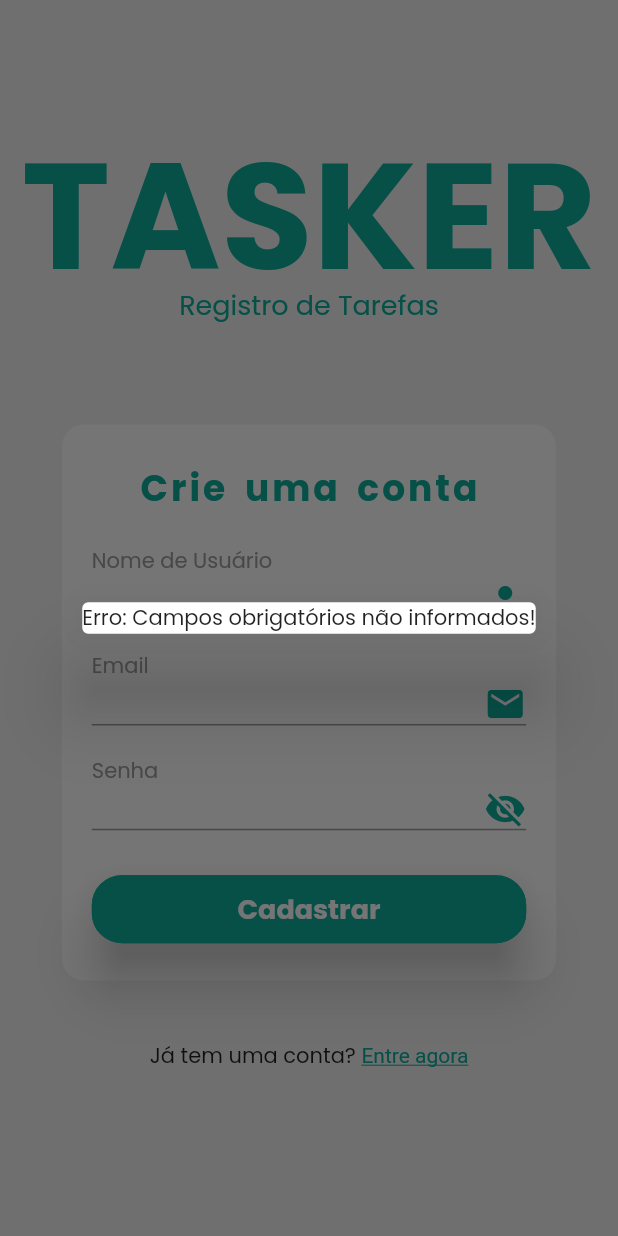
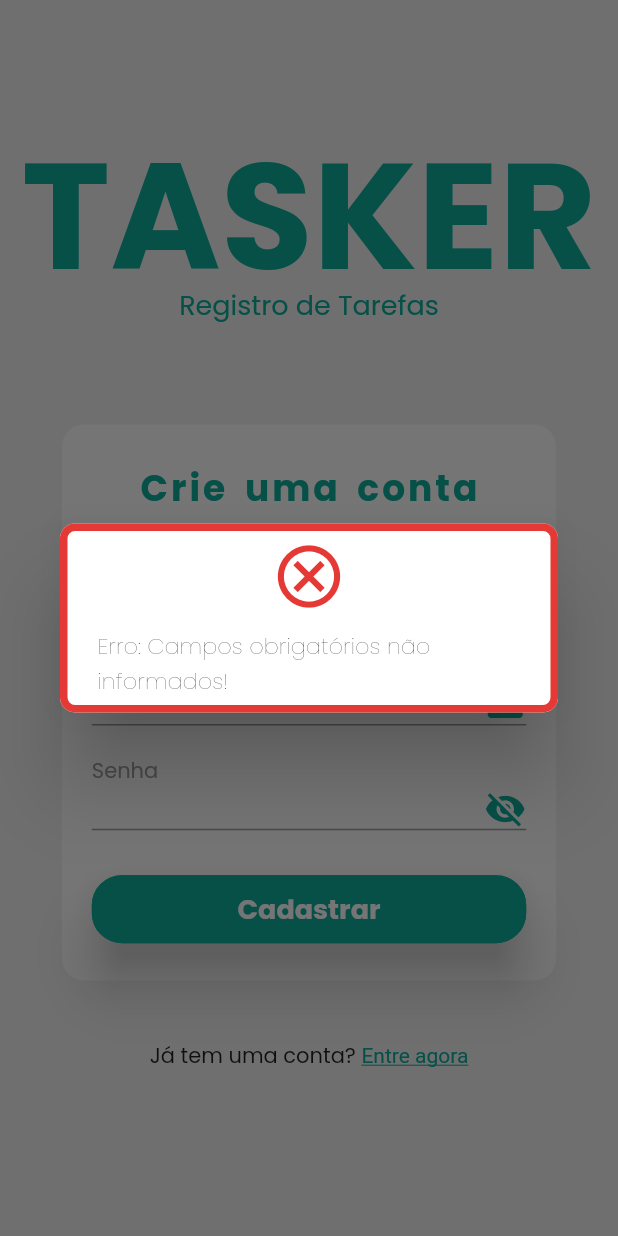
Before and after one commit to RafaMC03/Tasker, a Flutter app: the CadastroPage screen opened directly, after a tap on "Cadastrar", on a phone screen of 412 x 824 dp. Run offline on Flutter 3.47's test engine with Material 2 defaults, Android fonts, the phone set to English and light mode, and no system bars; our stand-ins replace bot_toast, firebase_auth, firebase_core, google_fonts, page_transition; accounts and stored records are empty.

Commit message:
Erros tela de cadastro

```diff
--- a/lib/modules/cadastro/controller/cadastro_controller.dart
+++ b/lib/modules/cadastro/controller/cadastro_controller.dart
@@ -7,24 +7,35 @@
   final email = TextEditingController();
   final senha = TextEditingController();
 
-  criarConta(VoidCallback sucesso,
-      Function(String e) erro) async {
+  criarConta(VoidCallback sucesso, Function(String e) erro) async {
     try {
-      var usuario = Usuario(
-        nome: nome.text.trim(),
-        email: email.text.trim()
-      );
+      var usuario = Usuario(nome: nome.text.trim(), email: email.text.trim());
       usuario.isValid();
 
       if (senha.text.isEmpty) {
         throw Exception('Campos obrigatórios não informados!');
       }
 
-      var result = await FirebaseAuth.instance
-          .createUserWithEmailAndPassword(email: email.text.trim(), password: senha.text);
+      var result = await FirebaseAuth.instance.createUserWithEmailAndPassword(
+          email: email.text.trim(), password: senha.text);
 
       if (result.user != null) {
-        await result.user!.updateDisplayName(nome.text).then((value) => sucesso());
+        await result.user!
+            .updateDisplayName(nome.text)
+            .then((value) => sucesso());
+      }
+    } on FirebaseAuthException catch (e) {
+      print(e.code);
+      switch (e.code) {
+        case "invalid-email":
+          erro("Email inválido");
+          break;
+        case "weak-password":
+          erro("Senha inválida/insegura");
+          break;
+        case "email-already-in-use":
+          erro("Esse email já está em uso");
+          break;
       }
     } catch (e) {
       print(e);
--- a/lib/modules/cadastro/pages/cadastro.dart
+++ b/lib/modules/cadastro/pages/cadastro.dart
@@ -2,7 +2,6 @@
 import 'package:flutter/material.dart';
 import 'package:page_transition/page_transition.dart';
 import 'package:tasker/modules/cadastro/controller/cadastro_controller.dart';
-import 'package:tasker/modules/index/pages/index.dart';
 import 'package:tasker/modules/login/pages/login.dart';
 import 'package:tasker/shared/components/botoes/botao_componente.dart';
 import 'package:tasker/shared/components/campo_form/campo_form_componente.dart';
@@ -15,7 +14,7 @@
 }
 
 class _CadastroPageState extends State<CadastroPage> {
-  CadastroController _controller = CadastroController();
+  final CadastroController _controller = CadastroController();
   @override
   Widget build(BuildContext context) {
     return GestureDetector(
@@ -108,20 +107,43 @@
                                 onPressed: () async {
                                   await _controller.criarConta(() {
                                     //TODO: Mudar rota
-                                    Navigator.pushReplacement(
+                                    Navigator.pop(
                                       context,
-                                        MaterialPageRoute(
-                                            builder: (context) =>
-                                                const LoginPage()));
-                                  }, (erro) {
+                                    );
+                                  }, (err) {
                                     showDialog(
                                       context: context,
                                       builder: (context) => Dialog(
+                                          shape: RoundedRectangleBorder(
+                                              borderRadius:
+                                                  BorderRadius.circular(10)),
+                                          child: Container(
+                                            padding: const EdgeInsets.symmetric(
+                                                horizontal: 20, vertical: 5),
+                                            decoration: BoxDecoration(
+                                                border: Border.all(
+                                                    color: Colors.red[600]!,
+                                                    width: 5),
+                                                borderRadius:
+                                                    BorderRadius.circular(10)),
                                             child: Column(
                                               mainAxisSize: MainAxisSize.min,
                                               children: [
-                                          Text("Erro: $erro"),
+                                                Icon(
+                                                  Icons.cancel_outlined,
+                                                  color: Colors.red[600],
+                                                  size: 50,
+                                                ),
+                                                const SizedBox(height: 10),
+                                                Text(
+                                                  "Erro: $err",
+                                                  style: const TextStyle(
+                                                      fontWeight:
+                                                          FontWeight.w100,
+                                                      fontSize: 15),
+                                                ),
                                               ],
+                                            ),
                                           )),
                                     );
                                   });
@@ -151,8 +173,9 @@
                                     context,
                                     PageTransition(
                                         type: PageTransitionType.bottomToTop,
-                                        child: LoginPage(),
-                                        duration: Duration(milliseconds: 600)),
+                                        child: const LoginPage(),
+                                        duration:
+                                            const Duration(milliseconds: 600)),
                                   );
                                 })
                         ])),
```
Lines whose indentation alone changed are shown as unchanged.
